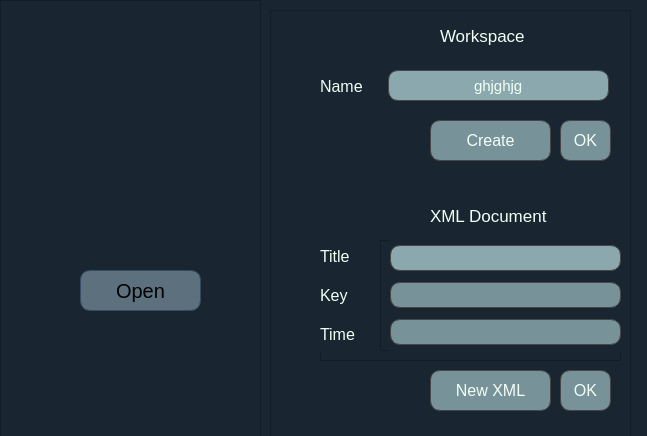
First picture: the form in ui/workspacePanelui.ui, repository uU-Uuu/song-xml-editor, before the edit.
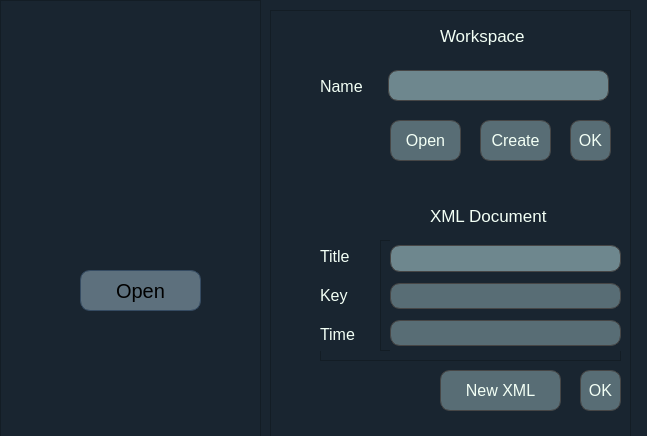
Second picture: the form after the edit. Icons and pictures are not drawn.

Diff of the .ui file:
```diff
--- a/ui/workspacePanelui.ui
+++ b/ui/workspacePanelui.ui
@@ -46,7 +46,7 @@
    <widget class="QToolButton" name="createXMLDocBtn">
     <property name="geometry">
      <rect>
-      <x>160</x>
+      <x>170</x>
       <y>360</y>
       <width>121</width>
       <height>41</height>
@@ -59,7 +59,7 @@
      <string notr="true">font: 63 8pt &quot;Yu Mincho Demibold&quot;;
 font-size: 16px;
 border: 0.5px solid rgb(70, 70, 70);
-background:rgba(186, 223, 225, 150);
+background:rgba(186, 223, 225, 100);
 border-radius: 10px;
 color: rgb(242, 255, 245)</string>
     </property>
@@ -70,9 +70,9 @@
    <widget class="QToolButton" name="createWorkspaceBtn">
     <property name="geometry">
      <rect>
-      <x>160</x>
+      <x>210</x>
       <y>110</y>
-      <width>121</width>
+      <width>71</width>
       <height>41</height>
      </rect>
     </property>
@@ -83,7 +83,7 @@
      <string notr="true">font: 63 8pt &quot;Yu Mincho Demibold&quot;;
 font-size: 16px;
 border: 0.5px solid rgb(70, 70, 70);
-background:rgba(186, 223, 225, 150);
+background:rgba(186, 223, 225, 100);
 border-radius: 10px;
 color: rgb(242, 255, 245)</string>
     </property>
@@ -183,9 +183,9 @@
         <widget class="QLineEdit" name="docTitleInput">
          <property name="styleSheet">
           <string notr="true">font: 63 8pt &quot;Yu Mincho Demibold&quot;;
-font-size: 15px;
+font-size: 16px;
 border: 0.5px solid rgb(70, 70, 70);
-background:rgba(186, 223, 225, 180);
+background:rgba(186, 223, 225, 135);
 border-radius: 10px;
 padding: 2px;
 color: rgb(242, 255, 245)</string>
@@ -204,7 +204,7 @@
           <string notr="true">font: 63 8pt &quot;Yu Mincho Demibold&quot;;
 font-size: 15px;
 border: 0.5px solid rgb(70, 70, 70);
-background:rgba(186, 223, 225, 150);
+background:rgba(186, 223, 225, 100);
 border-radius: 10px;
 padding: 2px;
 color: rgb(242, 255, 245);</string>
@@ -223,7 +223,7 @@
           <string notr="true">font: 63 8pt &quot;Yu Mincho Demibold&quot;;
 font-size: 15px;
 border: 0.5px solid rgb(70, 70, 70);
-background:rgba(186, 223, 225, 150);
+background:rgba(186, 223, 225, 100);
 border-radius: 10px;
 padding: 2px;
 color: rgb(242, 255, 245)</string>
@@ -251,15 +251,15 @@
     </property>
     <property name="styleSheet">
      <string notr="true">font: 63 8pt &quot;Yu Mincho Demibold&quot;;
-font-size: 15px;
+font-size: 16px;
 border: 0.5px solid rgb(70, 70, 70);
-background:rgba(186, 223, 225, 180);
+background:rgba(186, 223, 225, 135);
 border-radius: 10px;
 padding: 2px;
 color: rgb(242, 255, 245)</string>
     </property>
     <property name="text">
-     <string>ghjghjg</string>
+     <string/>
     </property>
     <property name="alignment">
      <set>Qt::AlignCenter</set>
@@ -322,9 +322,9 @@
    <widget class="QToolButton" name="workspaceOKBtn">
     <property name="geometry">
      <rect>
-      <x>290</x>
+      <x>300</x>
       <y>110</y>
-      <width>51</width>
+      <width>41</width>
       <height>41</height>
      </rect>
     </property>
@@ -332,7 +332,7 @@
      <string notr="true">font: 63 8pt &quot;Yu Mincho Demibold&quot;;
 font-size: 16px;
 border: 0.5px solid rgb(70, 70, 70);
-background:rgba(186, 223, 225, 150);
+background:rgba(186, 223, 225, 100);
 border-radius: 10px;
 color: rgb(242, 255, 245)</string>
     </property>
@@ -343,9 +343,9 @@
    <widget class="QToolButton" name="docOKBtn">
     <property name="geometry">
      <rect>
-      <x>290</x>
+      <x>310</x>
       <y>360</y>
-      <width>51</width>
+      <width>41</width>
       <height>41</height>
      </rect>
     </property>
@@ -353,7 +353,7 @@
      <string notr="true">font: 63 8pt &quot;Yu Mincho Demibold&quot;;
 font-size: 16px;
 border: 0.5px solid rgb(70, 70, 70);
-background:rgba(186, 223, 225, 150);
+background:rgba(186, 223, 225, 100);
 border-radius: 10px;
 color: rgb(242, 255, 245)</string>
     </property>
@@ -361,6 +361,33 @@
      <string>OK</string>
     </property>
    </widget>
+   <widget class="QToolButton" name="openWorkspaceBtn">
+    <property name="geometry">
+     <rect>
+      <x>120</x>
+      <y>110</y>
+      <width>71</width>
+      <height>41</height>
+     </rect>
+    </property>
+    <property name="cursor">
+     <cursorShape>PointingHandCursor</cursorShape>
+    </property>
+    <property name="focusPolicy">
+     <enum>Qt::NoFocus</enum>
+    </property>
+    <property name="styleSheet">
+     <string notr="true">font: 63 8pt &quot;Yu Mincho Demibold&quot;;
+font-size: 16px;
+border: 0.5px solid rgb(70, 70, 70);
+background:rgba(186, 223, 225, 100);
+border-radius: 10px;
+color: rgb(242, 255, 245)</string>
+    </property>
+    <property name="text">
+     <string>Open</string>
+    </property>
+   </widget>
   </widget>
   <widget class="QFrame" name="frame_4">
    <property name="enabled">
```
Left out of the diff: 15 changed lines with no effect on the pictures.
